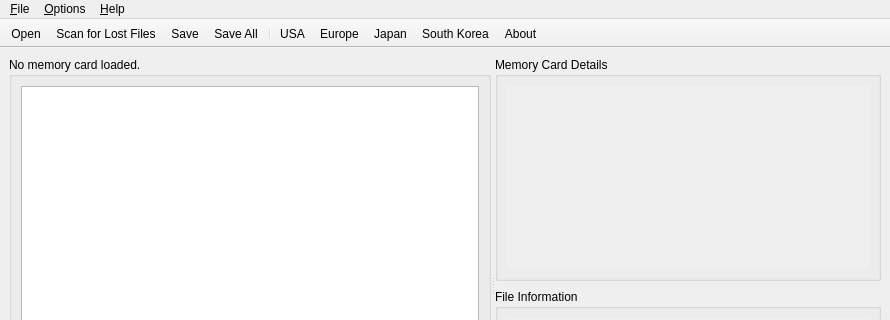
Qt form src/mcrecover/ui/McRecoverWindow.ui (GerbilSoft/mcrecover) before a commit; both pictures show x 0 to 890 and y 0 to 320 of the 890 by 540 pixel window.
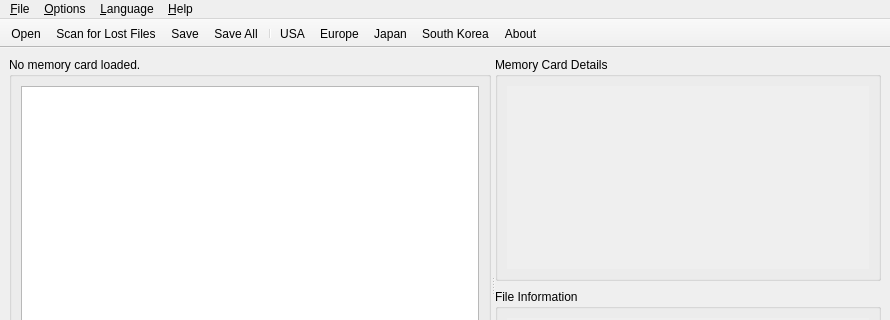
The same form after that commit. Icons and pictures are not drawn. Custom widgets are drawn as their Qt base class.

Commit message:
McRecoverWindow: Added a "Language" menu.
This menu allows the user to select an available translation.
The first item, "System Default", is always available, and is
the default translation.

Patch:
```diff
--- a/src/mcrecover/ui/McRecoverWindow.ui
+++ b/src/mcrecover/ui/McRecoverWindow.ui
@@ -212,8 +212,14 @@
     <addaction name="separator"/>
     <addaction name="actionSearchUsedBlocks"/>
    </widget>
+   <widget class="QMenu" name="menuLanguage">
+    <property name="title">
+     <string>&amp;Language</string>
+    </property>
+   </widget>
    <addaction name="menuFile"/>
    <addaction name="menuOptions"/>
+   <addaction name="menuLanguage"/>
    <addaction name="menuHelp"/>
   </widget>
   <widget class="QStatusBar" name="statusBar">
```
The commit also changes 1 other file.
